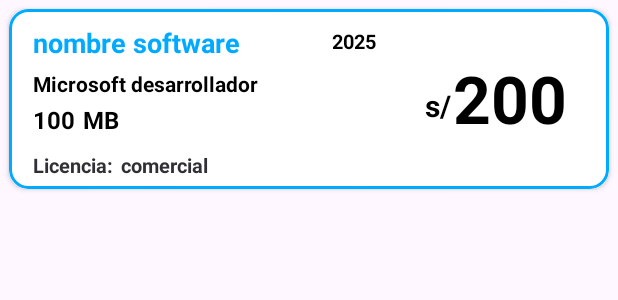
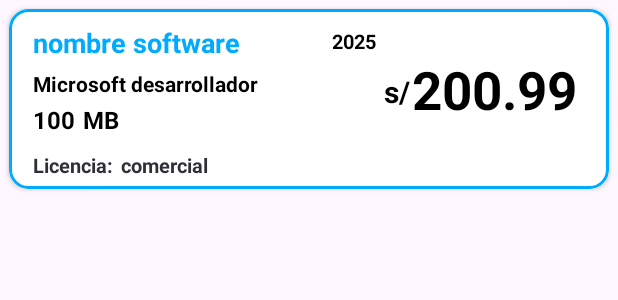
Before and after one commit to DanteLuque/store_app_crud_android_java_senati, an Android app: the layout item.xml on its own in the app's theme, with its tools: preview values and no code run, on a phone screen of 412 x 824 dp. Shown: the top 300 px of the screen. Run offline under Robolectric (Android 15) with nearby library versions, the phone set to English and light mode, and no system bars.

Commit message:
ajustando la vista del item

```diff
--- a/app/src/main/res/layout/item.xml
+++ b/app/src/main/res/layout/item.xml
@@ -17,7 +17,7 @@
         android:layout_height="match_parent">
 
         <LinearLayout
-            android:layout_width="277dp"
+            android:layout_width="250dp"
             android:layout_height="match_parent"
             android:orientation="vertical">
 
@@ -153,15 +153,15 @@
 
             <TextView
                 android:id="@+id/tv_precio"
-                android:layout_width="wrap_content"
+                android:layout_width="122dp"
                 android:layout_height="wrap_content"
                 android:layout_marginLeft="1dp"
                 android:layout_marginTop="30dp"
                 android:layout_marginRight="20dp"
                 android:maxLines="4"
-                android:text="200"
+                android:text="200.99"
                 android:textColor="@color/black"
-                android:textSize="44dp"
+                android:textSize="35dp"
                 android:textStyle="bold" />
         </LinearLayout>
     </LinearLayout>
```
